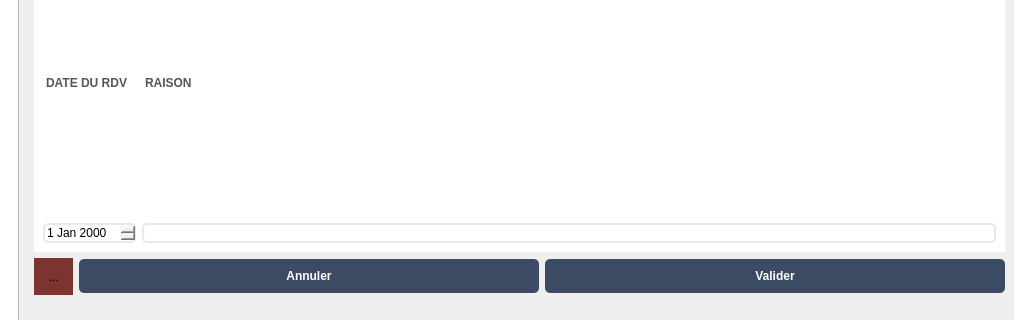
This is mainwindow.ui in ArtAuc/mkrescue as Qt 5 draws it before an edit; both pictures show x 237 to 1251 and y 144 to 464 of the 1251 by 739 pixel window. The edited form follows.
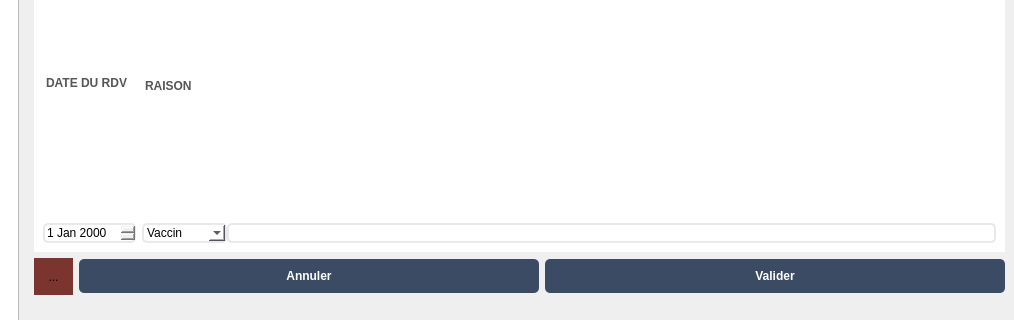
This is the edited form. Icons and pictures are not drawn. Custom widgets are drawn as their Qt base class.

Commit message: Load vet into edit fields

```diff
--- a/mainwindow.ui
+++ b/mainwindow.ui
@@ -1448,7 +1448,10 @@
                </layout>
               </item>
               <item row="0" column="1">
-               <layout class="QVBoxLayout" name="verticalLayout_16">
+               <layout class="QVBoxLayout" name="reasonVetAnimalEditLayout">
+                <property name="spacing">
+                 <number>0</number>
+                </property>
                 <item>
                  <widget class="QLabel" name="label_2">
                   <property name="text">
@@ -1457,7 +1460,30 @@
                  </widget>
                 </item>
                 <item>
-                 <widget class="QLineEdit" name="lineEdit"/>
+                 <layout class="QHBoxLayout" name="horizontalLayout_9">
+                  <item>
+                   <widget class="QComboBox" name="reasonVetAnimalBox">
+                    <item>
+                     <property name="text">
+                      <string>Vaccin</string>
+                     </property>
+                    </item>
+                    <item>
+                     <property name="text">
+                      <string>Stérilisation</string>
+                     </property>
+                    </item>
+                    <item>
+                     <property name="text">
+                      <string>Autre</string>
+                     </property>
+                    </item>
+                   </widget>
+                  </item>
+                  <item>
+                   <widget class="QLineEdit" name="reasonVetAnimalEdit"/>
+                  </item>
+                 </layout>
                 </item>
                </layout>
               </item>
```
Left out of the diff: 2 changed lines with no effect on the pictures. The commit also changes 3 other files.
